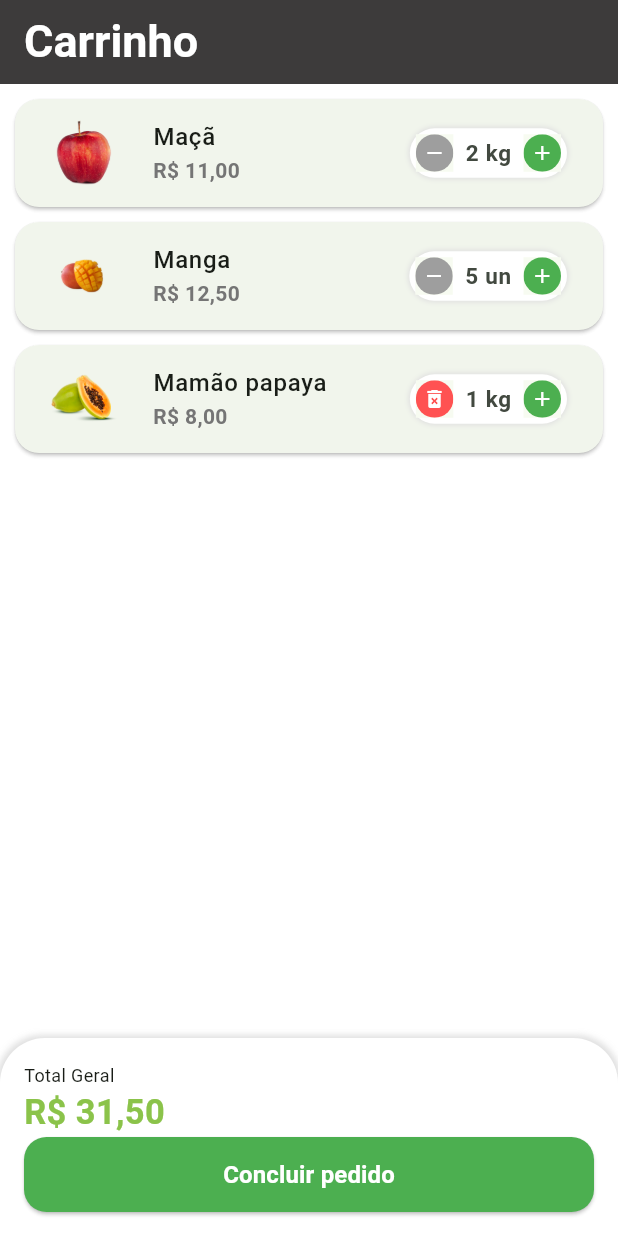
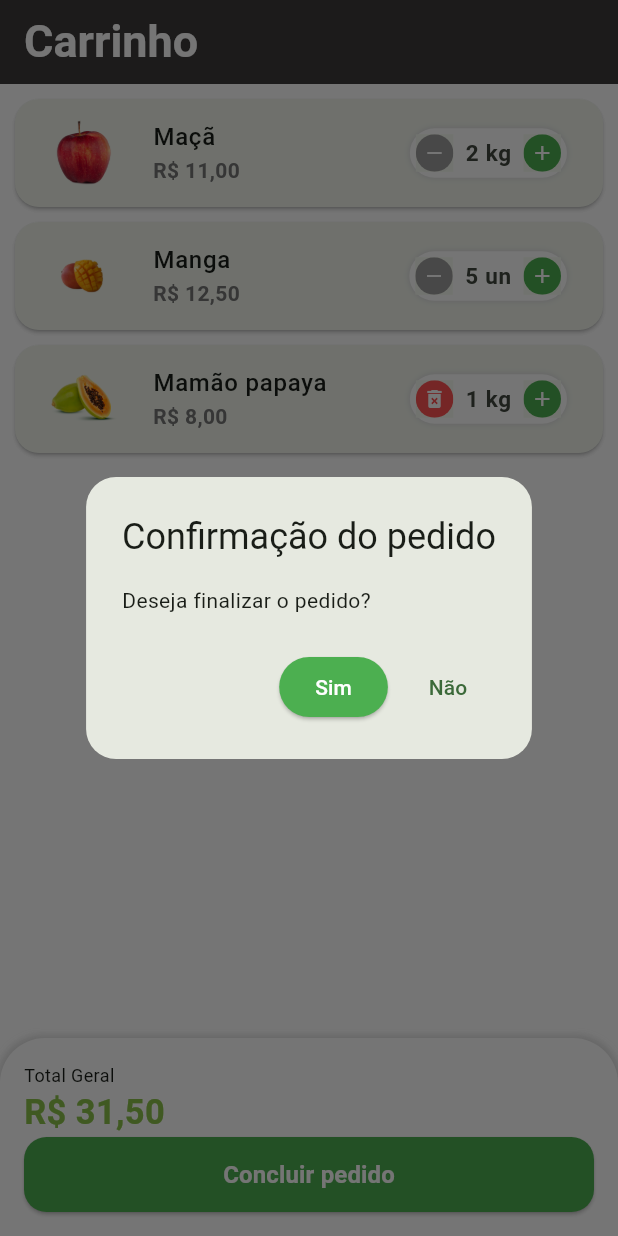
Before and after one commit to TPAlves/curso-flutter, a Flutter app: the CartTab screen opened directly with empty values, after a tap on "Concluir pedido", on a phone screen of 412 x 824 dp. Run offline on Flutter 3.47's test engine with Material 3 defaults, Android fonts, the phone set to English and light mode, and no system bars; our stand-ins replace animated_text_kit, mask_text_input_formatter; missing offline and left inert: dart:ffi.

Commit message:
feat: adicionando alert de confirmação do pedido

```diff
--- a/lib/src/pages/cart/cart_tab.dart
+++ b/lib/src/pages/cart/cart_tab.dart
@@ -33,6 +33,36 @@ class _CartTabState extends State<CartTab> {
 
   @override
   Widget build(BuildContext context) {
+    Future<bool?> showOrderConfirmation() {
+      return showDialog(
+        context: context,
+        builder: (context) {
+          return AlertDialog(
+            shape: RoundedRectangleBorder(
+              borderRadius: BorderRadius.circular(20),
+            ),
+            title: const Text('Confirmação do pedido'),
+            content: const Text('Deseja finalizar o pedido?'),
+            actions: [
+              ElevatedButton(
+                onPressed: () {
+                  Navigator.of(context).pop(true);
+                },
+                style: ElevatedButton.styleFrom(backgroundColor: Colors.green),
+                child: const Text('Sim', style: TextStyle(color: Colors.white)),
+              ),
+              TextButton(
+                onPressed: () {
+                  Navigator.of(context).pop(false);
+                },
+                child: const Text('Não'),
+              ),
+            ],
+          );
+        },
+      );
+    }
+
     return Scaffold(
       appBar: AppBar(
         title: const Text(
@@ -88,7 +118,10 @@ class _CartTabState extends State<CartTab> {
                 SizedBox(
                   height: 50,
                   child: ElevatedButton(
-                    onPressed: () {},
+                    onPressed: () async {
+                      bool? result = await showOrderConfirmation();
+                      print(result);
+                    },
                     style: ElevatedButton.styleFrom(
                       backgroundColor: Colors.green,
                       shape: RoundedRectangleBorder(
```
